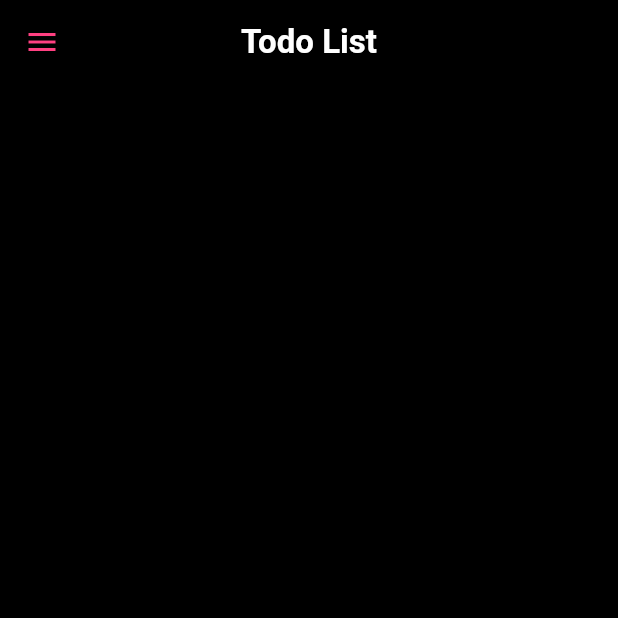
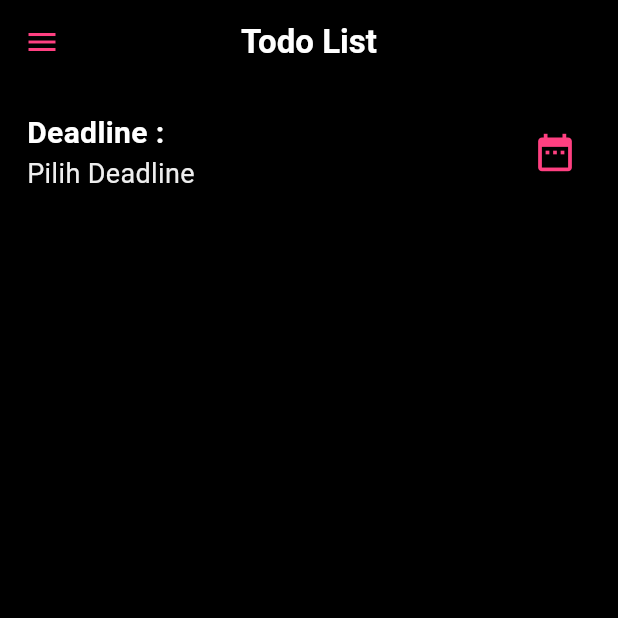
Before and after one commit to RezaAzharii/TodoApps_0011, a Flutter app: the screen it shows after launch, on a phone screen of 412 x 824 dp, the top half of it. Run offline on Flutter 3.47's test engine with Material 3 defaults, Android fonts, the phone set to English and light mode, and no system bars.

Commit message:
Menambahkan input dedline dengan layouting row dan colum

```diff
--- a/lib/todo_app.dart
+++ b/lib/todo_app.dart
@@ -28,7 +28,47 @@
         padding: EdgeInsets.all(18),
         child: Column(
           children: [
+            Form(
+              key: key,
+              child: Column(
+                children: [
+                  Row(
+                    mainAxisAlignment: MainAxisAlignment.spaceBetween,
+                    children: [
+                      Column(
+                        crossAxisAlignment: CrossAxisAlignment.start,
+                        children: [
+                          Text(
+                            "Deadline : ",
+                            style: TextStyle(
+                              fontSize: 20,
+                              fontWeight: FontWeight.bold,
+                              color: Colors.white,
+                            ),
+                          ),
+                          Text(
+                            "Pilih Deadline",
+                            style: TextStyle(
+                              fontSize: 18,
+                              color: Colors.grey[200],
+                            ),
+                          ),
+                        ],
+                      ),
+                      IconButton(
+                        onPressed:() {},
+                        icon: Icon(
+                          Icons.date_range,
+                          color: Colors.pinkAccent,
+                          size: 30,
+                        ),
+                      ),
+                    ],
+                  ),
 
+                ],
+              )
+            )
           ],
         ),
       ),
```
